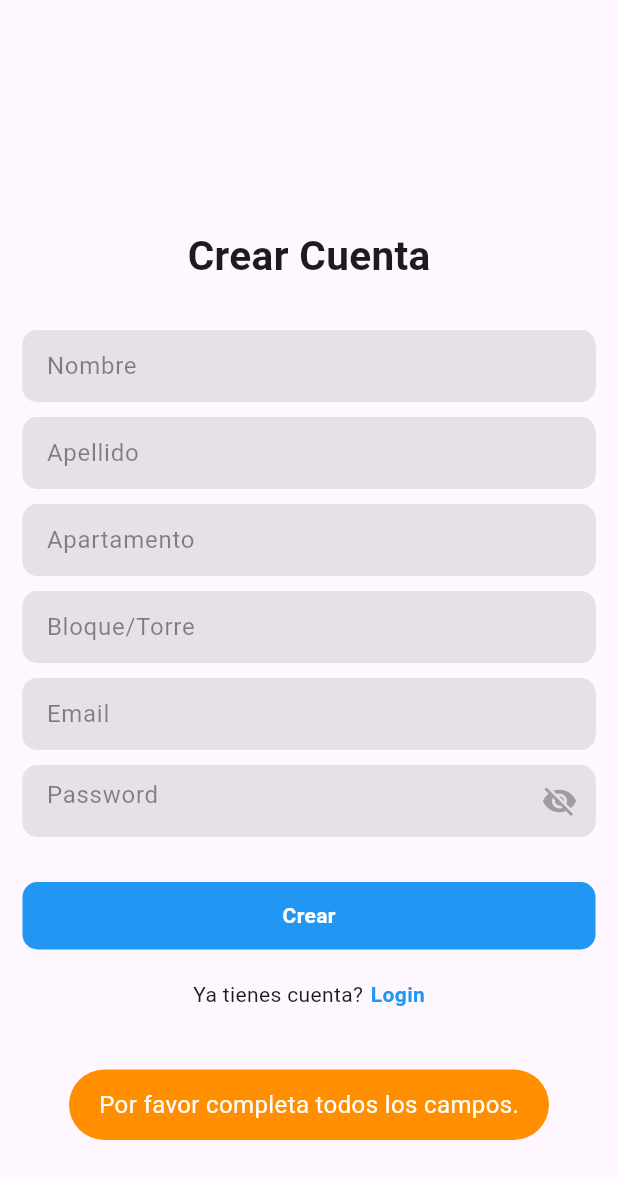
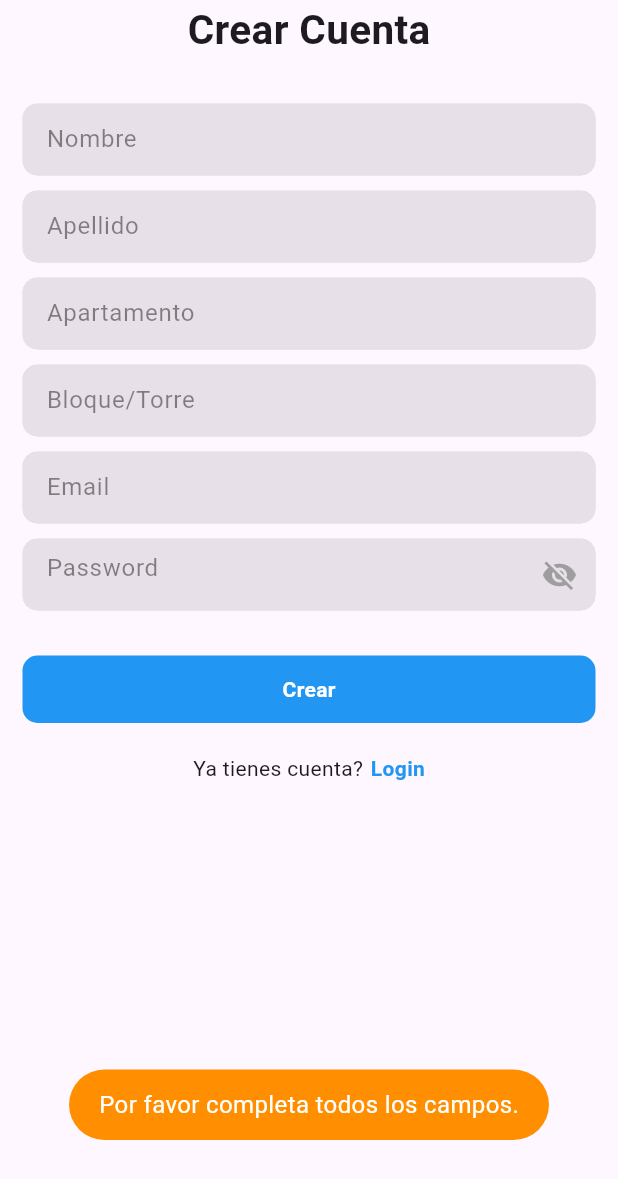
Before and after one commit to andrestejada/ucompensar-hibridas, a Flutter app: the SignUpScreen screen opened by its route, after a tap on "Crear", on a phone screen of 412 x 824 dp. Shown: the top 1179 px of the screen. Run offline on Flutter 3.47's test engine with Material 3 defaults, Android fonts, the phone set to English and light mode, and no system bars; our stand-ins replace cloud_firestore, firebase_auth, firebase_core, firebase_storage, fluttertoast, go_router and 1 more; accounts and stored records are empty.

Commit message:
remove comments

```diff
--- a/lib/screen/sign_up_screen.dart
+++ b/lib/screen/sign_up_screen.dart
@@ -17,17 +17,12 @@ class _SignUpScreenState extends State<SignUpScreen> {
   FirebaseAuth _auth = FirebaseAuth.instance;
   FirebaseFirestore db = FirebaseFirestore.instance;
 
-  TextEditingController _emailController =
-      TextEditingController();
-  TextEditingController _passwordController =
-      TextEditingController();
+  TextEditingController _emailController = TextEditingController();
+  TextEditingController _passwordController = TextEditingController();
   TextEditingController _nameController = TextEditingController();
-  TextEditingController _lastNameController =
-      TextEditingController();
-  TextEditingController _apartmentController =
-      TextEditingController();
-  TextEditingController _blockController =
-      TextEditingController();
+  TextEditingController _lastNameController = TextEditingController();
+  TextEditingController _apartmentController = TextEditingController();
+  TextEditingController _blockController = TextEditingController();
 
   @override
   void dispose() {
@@ -72,13 +67,13 @@ class _SignUpScreenState extends State<SignUpScreen> {
       context.go('/proposals');
     } on FirebaseAuthException catch (e) {
       if (e.code == 'weak-password') {
-        showToast(message: 'The password provided is too weak.');
+        showToast(message: 'El password que creaste es muy debil');
       } else if (e.code == 'email-already-in-use') {
         showToast(message: "Ese correo ya existe");
       }
+      showToast(message: e.message ?? "Error");
     } catch (e) {
       showToast(message: "Error al registrar usuario.");
-      print(e);
     } finally {
       setState(() {
         isSigningUp = false;
@@ -89,7 +84,8 @@ class _SignUpScreenState extends State<SignUpScreen> {
   @override
   Widget build(BuildContext context) {
     return Scaffold(
-      body: Center(
+      body: SingleChildScrollView(
+        child: Center(
           child: Padding(
             padding: const EdgeInsets.symmetric(horizontal: 15),
             child: Column(
@@ -202,6 +198,7 @@ class _SignUpScreenState extends State<SignUpScreen> {
             ),
           ),
         ),
+      ),
     );
   }
 }
--- a/lib/views/announcement_view.dart
+++ b/lib/views/announcement_view.dart
@@ -52,7 +52,6 @@ class AnnouncementView extends StatelessWidget {
                   ),
                 ),
                 SizedBox(height: 20),
-                // StreamBuilder para cargar los anuncios
                 StreamBuilder<QuerySnapshot>(
                   stream: getAnnouncementsStream(),
                   builder: (context, snapshot) {
--- a/lib/views/create_announcement_view.dart
+++ b/lib/views/create_announcement_view.dart
@@ -17,7 +17,7 @@ class CreateAnnouncementView extends StatefulWidget {
 class _CreateAnnouncementViewState extends State<CreateAnnouncementView> {
   bool _isLoading = false;
   FirebaseFirestore db = FirebaseFirestore.instance;
-  FirebaseStorage storage = FirebaseStorage.instance; // Firebase Storage
+  FirebaseStorage storage = FirebaseStorage.instance;
 
   File? _imageFile;
   final picker = ImagePicker();
```
Also changed, not shown: lib/screen/login_screen.dart (+3 -4 lines). Lines whose indentation alone changed are shown as unchanged.
